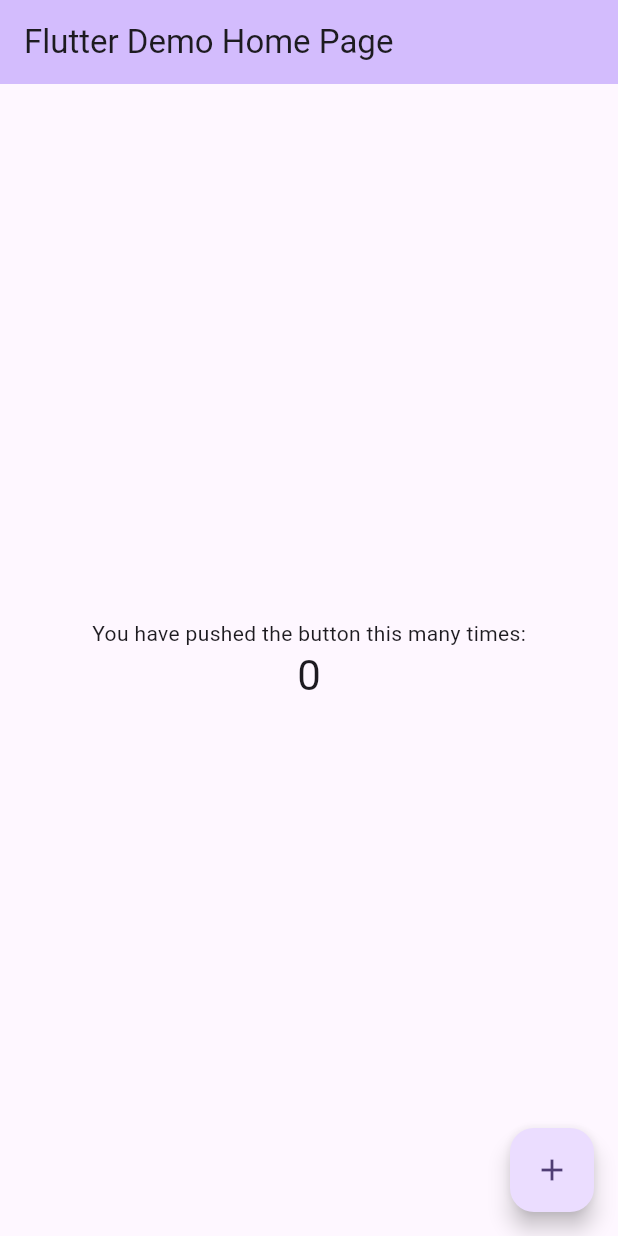
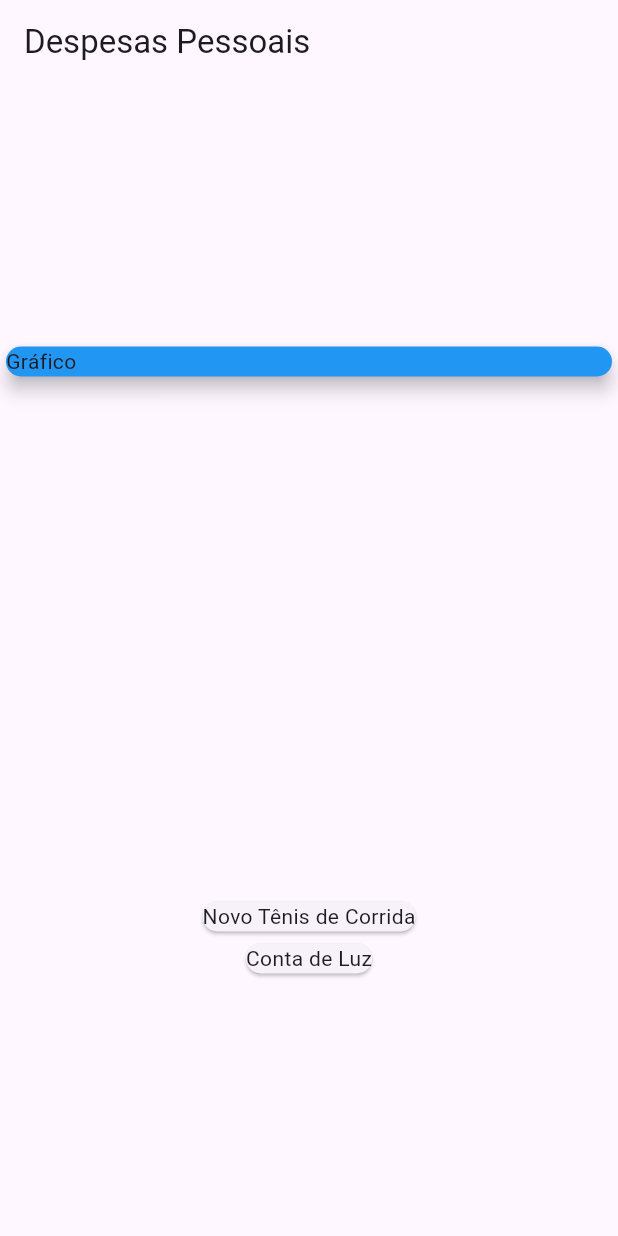
Before and after one commit to jgdlago/expenses-app, a Flutter app: the screen it shows after launch, on a phone screen of 412 x 824 dp. Run offline on Flutter 3.47's test engine with Material 3 defaults, Android fonts, the phone set to English and light mode, and no system bars.

Commit message:
:sparkles: Feat: basic structure of the home screen

```diff
--- a/expenses/lib/main.dart
+++ b/expenses/lib/main.dart
@@ -1,125 +1,59 @@
+import 'package:expenses/model/transaction.dart';
 import 'package:flutter/material.dart';
 
-void main() {
-  runApp(const MyApp());
+main() => runApp(const ExpensesApp());
+
+class ExpensesApp extends StatelessWidget {
+  const ExpensesApp({Key? key}) : super(key: key);
+  @override
+  Widget build(BuildContext context) {
+    return MaterialApp(home: MyHomePage());
+  }
 }
 
-class MyApp extends StatelessWidget {
-  const MyApp({super.key});
+class MyHomePage extends StatelessWidget {
+  MyHomePage({Key? key}) : super(key: key);
+  final _transactions = [
+    Transaction(
+      id: 't1',
+      title: 'Novo Tênis de Corrida',
+      value: 310.76,
+      date: DateTime.now(),
+    ),
+    Transaction(
+      id: 't2',
+      title: 'Conta de Luz',
+      value: 211.30,
+      date: DateTime.now(),
+    ),
+  ];
 
-  // This widget is the root of your application.
   @override
   Widget build(BuildContext context) {
-    return MaterialApp(
-      title: 'Flutter Demo',
-      theme: ThemeData(
-        // This is the theme of your application.
-        //
-        // TRY THIS: Try running your application with "flutter run". You'll see
-        // the application has a purple toolbar. Then, without quitting the app,
-        // try changing the seedColor in the colorScheme below to Colors.green
-        // and then invoke "hot reload" (save your changes or press the "hot
-        // reload" button in a Flutter-supported IDE, or press "r" if you used
-        // the command line to start the app).
-        //
-        // Notice that the counter didn't reset back to zero; the application
-        // state is not lost during the reload. To reset the state, use hot
-        // restart instead.
-        //
-        // This works for code too, not just values: Most code changes can be
-        // tested with just a hot reload.
-        colorScheme: ColorScheme.fromSeed(seedColor: Colors.deepPurple),
-        useMaterial3: true,
+    return Scaffold(
+      appBar: AppBar(
+        title: const Text('Despesas Pessoais'),
       ),
-      home: const MyHomePage(title: 'Flutter Demo Home Page'),
+      body: Column(
+        mainAxisAlignment: MainAxisAlignment.spaceAround,
+        crossAxisAlignment: CrossAxisAlignment.stretch,
+        children: [
+          const SizedBox(
+            child: Card(
+              color: Colors.blue,
+              child: Text('Gráfico'),
+              elevation: 5,
+            ),
+          ),
+          Column(
+            children: _transactions.map((tr) {
+              return Card(
+                child: Text(tr.title)
+              );
+            }).toList(),
+          ),
+        ],
+      ),
     );
   }
 }
-
-class MyHomePage extends StatefulWidget {
-  const MyHomePage({super.key, required this.title});
-
-  // This widget is the home page of your application. It is stateful, meaning
-  // that it has a State object (defined below) that contains fields that affect
-  // how it looks.
-
-  // This class is the configuration for the state. It holds the values (in this
-  // case the title) provided by the parent (in this case the App widget) and
-  // used by the build method of the State. Fields in a Widget subclass are
-  // always marked "final".
-
-  final String title;
-
-  @override
-  State<MyHomePage> createState() => _MyHomePageState();
-}
-
-class _MyHomePageState extends State<MyHomePage> {
-  int _counter = 0;
-
-  void _incrementCounter() {
-    setState(() {
-      // This call to setState tells the Flutter framework that something has
-      // changed in this State, which causes it to rerun the build method below
-      // so that the display can reflect the updated values. If we changed
-      // _counter without calling setState(), then the build method would not be
-      // called again, and so nothing would appear to happen.
-      _counter++;
-    });
-  }
-
-  @override
-  Widget build(BuildContext context) {
-    // This method is rerun every time setState is called, for instance as done
-    // by the _incrementCounter method above.
-    //
-    // The Flutter framework has been optimized to make rerunning build methods
-    // fast, so that you can just rebuild anything that needs updating rather
-    // than having to individually change instances of widgets.
-    return Scaffold(
-      appBar: AppBar(
-        // TRY THIS: Try changing the color here to a specific color (to
-        // Colors.amber, perhaps?) and trigger a hot reload to see the AppBar
-        // change color while the other colors stay the same.
-        backgroundColor: Theme.of(context).colorScheme.inversePrimary,
-        // Here we take the value from the MyHomePage object that was created by
-        // the App.build method, and use it to set our appbar title.
-        title: Text(widget.title),
-      ),
-      body: Center(
-        // Center is a layout widget. It takes a single child and positions it
-        // in the middle of the parent.
-        child: Column(
-          // Column is also a layout widget. It takes a list of children and
-          // arranges them vertically. By default, it sizes itself to fit its
-          // children horizontally, and tries to be as tall as its parent.
-          //
-          // Column has various properties to control how it sizes itself and
-          // how it positions its children. Here we use mainAxisAlignment to
-          // center the children vertically; the main axis here is the vertical
-          // axis because Columns are vertical (the cross axis would be
-          // horizontal).
-          //
-          // TRY THIS: Invoke "debug painting" (choose the "Toggle Debug Paint"
-          // action in the IDE, or press "p" in the console), to see the
-          // wireframe for each widget.
-          mainAxisAlignment: MainAxisAlignment.center,
-          children: <Widget>[
-            const Text(
-              'You have pushed the button this many times:',
-            ),
-            Text(
-              '$_counter',
-              style: Theme.of(context).textTheme.headlineMedium,
-            ),
-          ],
-        ),
-      ),
-      floatingActionButton: FloatingActionButton(
-        onPressed: _incrementCounter,
-        tooltip: 'Increment',
-        child: const Icon(Icons.add),
-      ), // This trailing comma makes auto-formatting nicer for build methods.
-    );
-  }
-}
--- /dev/null
+++ b/expenses/lib/model/transaction.dart
@@ -0,0 +1,13 @@
+class Transaction {
+  final String id;
+  final String title;
+  final double value;
+  final DateTime date;
+
+  Transaction({
+    required this.id,
+    required this.title,
+    required this.value,
+    required this.date,
+  });
+}
```
Also changed, not shown: 1 other file.
